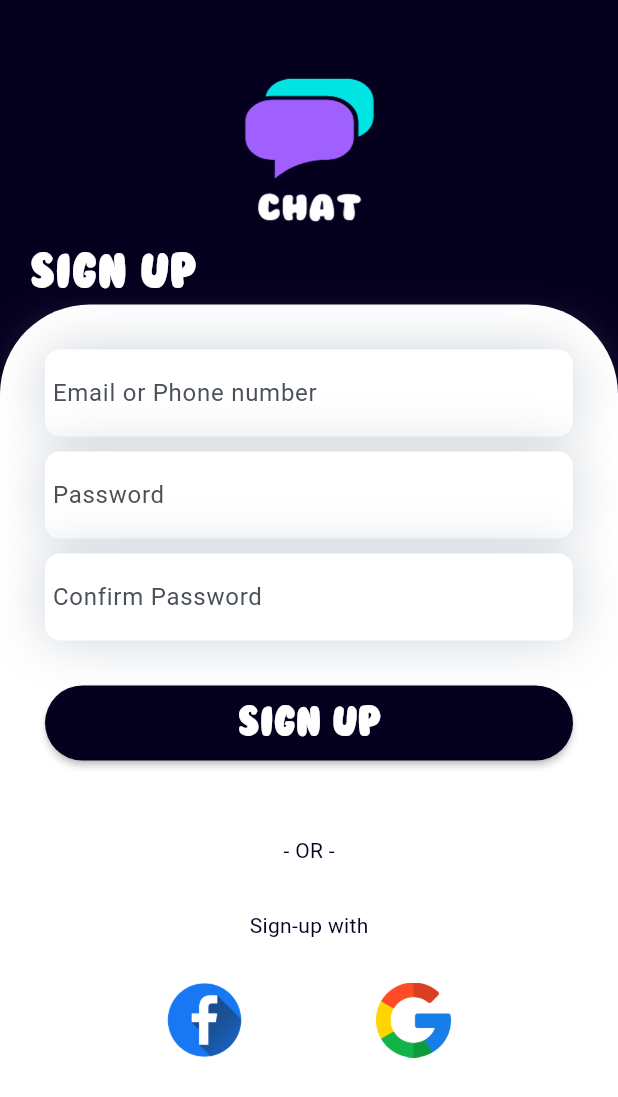
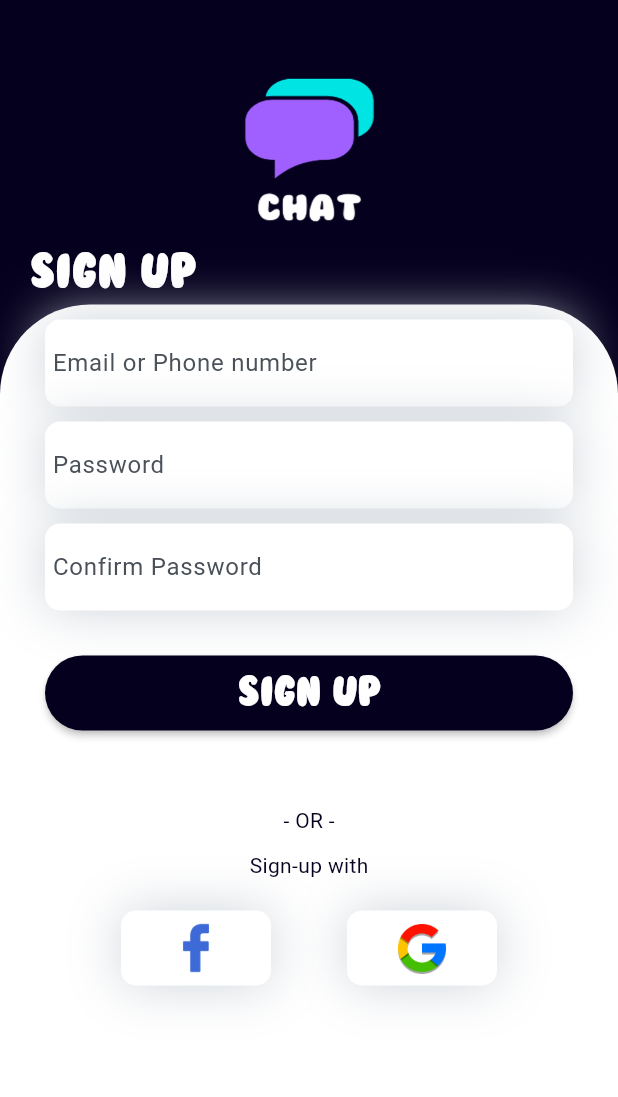
Before and after one commit to 7xEduard/Chat-App, a Flutter app: the screen it shows after launch, after a tap on "Sign up", on a phone screen of 412 x 824 dp. Shown: the top 1097 px of the screen. Run offline on Flutter 3.47's test engine with Material 3 defaults, Android fonts, the phone set to English and light mode, and no system bars; our stand-ins replace animate_do, firebase_core, get; accounts and stored records are empty.

Commit message:
UI Modify_3

```diff
--- /dev/null
+++ b/lib/components/accounts_widget.dart
@@ -0,0 +1,62 @@
+import 'package:animate_do/animate_do.dart';
+import 'package:flutter/material.dart';
+
+class AccountsWidget extends StatelessWidget {
+  const AccountsWidget({super.key});
+
+  @override
+  Widget build(BuildContext context) {
+    return FadeInUp(
+      duration: const Duration(milliseconds: 2300),
+      child: Row(
+        mainAxisAlignment: MainAxisAlignment.spaceEvenly,
+        children: [
+          Container(
+            width: 100,
+            padding: const EdgeInsets.only(
+              top: 5,
+              bottom: 5,
+            ),
+            decoration: BoxDecoration(
+              color: Colors.white,
+              borderRadius: BorderRadius.circular(10),
+              boxShadow: const [
+                BoxShadow(
+                  color: Color(0xFFced4da),
+                  blurRadius: 30,
+                ),
+              ],
+            ),
+            child: Image.asset(
+              'assets/images/facebook icon.png',
+              width: 40,
+              height: 40,
+            ),
+          ),
+          Container(
+            width: 100,
+            padding: const EdgeInsets.only(
+              top: 5,
+              bottom: 5,
+            ),
+            decoration: BoxDecoration(
+              color: Colors.white,
+              borderRadius: BorderRadius.circular(10),
+              boxShadow: const [
+                BoxShadow(
+                  color: Color(0xFFced4da),
+                  blurRadius: 30,
+                ),
+              ],
+            ),
+            child: Image.asset(
+              'assets/images/icons8-google-360.png',
+              width: 40,
+              height: 40,
+            ),
+          ),
+        ],
+      ),
+    );
+  }
+}
--- a/lib/constants.dart
+++ b/lib/constants.dart
@@ -1,3 +1,3 @@
-import 'dart:ui';
+import 'package:flutter/material.dart';
 
 const kPrimaryColor = Color(0xFF05001E);
--- a/lib/screens/login_screen.dart
+++ b/lib/screens/login_screen.dart
@@ -1,4 +1,5 @@
 import 'package:animate_do/animate_do.dart';
+import 'package:chat_app/components/accounts_widget.dart';
 import 'package:chat_app/components/custom_button.dart';
 import 'package:chat_app/components/custom_text_field.dart';
 import 'package:chat_app/constants.dart';
@@ -45,6 +46,8 @@ class LoginScreen extends StatelessWidget {
               ),
             ),
             Expanded(
+              child: FadeInUp(
+                duration: const Duration(milliseconds: 2000),
                 child: Container(
                   decoration: const BoxDecoration(
                     color: Colors.white,
@@ -54,7 +57,7 @@ class LoginScreen extends StatelessWidget {
                     ),
                   ),
                   child: Padding(
-                  padding: const EdgeInsets.all(15),
+                    padding:  const EdgeInsets.fromLTRB(30,10,30,0),
                     child: ListView(
                       children: [
                         FadeInUp(
@@ -77,7 +80,7 @@ class LoginScreen extends StatelessWidget {
                             padding: EdgeInsets.only(left: 5),
                             child: Text(
                               "Forgot Password?",
-                            style: TextStyle(color: kPrimaryColor),
+                              style: TextStyle(color: Color(0xFF1789fc)),
                             ),
                           ),
                         ),
@@ -101,30 +104,7 @@ class LoginScreen extends StatelessWidget {
                           ),
                         ),
                         const SizedBox(height: 20),
-                      FadeInUp(
-                        duration: const Duration(milliseconds: 2600),
-                        child: Row(
-                          mainAxisAlignment: MainAxisAlignment.spaceEvenly,
-                          children: [
-                            IconButton(
-                              onPressed: () {},
-                              icon: Image.asset(
-                                'assets/images/facebook.png',
-                                width: 50,
-                                height: 50,
-                              ),
-                            ),
-                            IconButton(
-                              onPressed: () {},
-                              icon: Image.asset(
-                                'assets/images/google.png',
-                                width: 50,
-                                height: 50,
-                              ),
-                            ),
-                          ],
-                        ),
-                      ),
+                        const AccountsWidget(),
                         const SizedBox(height: 50),
                         FadeInUp(
                           duration: const Duration(milliseconds: 2600),
@@ -155,6 +135,7 @@ class LoginScreen extends StatelessWidget {
                     ),
                   ),
                 ),
+              ),
             )
           ],
         ),
--- a/lib/screens/sign_up_screen.dart
+++ b/lib/screens/sign_up_screen.dart
@@ -1,4 +1,5 @@
 import 'package:animate_do/animate_do.dart';
+import 'package:chat_app/components/accounts_widget.dart';
 import 'package:chat_app/components/custom_button.dart';
 import 'package:chat_app/components/custom_text_field.dart';
 import 'package:chat_app/constants.dart';
@@ -45,6 +46,8 @@ class SignUpScreen extends StatelessWidget {
               ),
             ),
             Expanded(
+              child: FadeInUp(
+                duration: const Duration(milliseconds: 2000),
                 child: Container(
                   decoration: const BoxDecoration(
                     color: Colors.white,
@@ -54,7 +57,7 @@ class SignUpScreen extends StatelessWidget {
                     ),
                   ),
                   child: Padding(
-                  padding: const EdgeInsets.all(30),
+                    padding: const EdgeInsets.fromLTRB(30,10,30,0),
                     child: ListView(
                       children: [
                         FadeInUp(
@@ -96,7 +99,7 @@ class SignUpScreen extends StatelessWidget {
                             ),
                           ),
                         ),
-                      const SizedBox(height: 30),
+                        const SizedBox(height: 10),
                         FadeInUp(
                           duration: const Duration(milliseconds: 2300),
                           child: const Center(
@@ -109,32 +112,9 @@ class SignUpScreen extends StatelessWidget {
                           ),
                         ),
                         const SizedBox(height: 20),
-                       FadeInUp(
-                        duration: const Duration(milliseconds: 2600),
-                        child: Row(
-                          mainAxisAlignment: MainAxisAlignment.spaceEvenly,
-                          children: [
-                            IconButton(
-                              onPressed: () {},
-                              icon: Image.asset(
-                                'assets/images/facebook.png',
-                                width: 50,
-                                height: 50,
-                              ),
-                            ),
-                            IconButton(
-                              onPressed: () {},
-                              icon: Image.asset(
-                                'assets/images/google.png',
-                                width: 50,
-                                height: 50,
-                              ),
-                            ),
+                        const AccountsWidget(),
                       ],
                     ),
-                      ),
-
-                    ],
                   ),
                 ),
               ),
--- a/pubspec.yaml
+++ b/pubspec.yaml
@@ -101,9 +101,7 @@ flutter:
       fonts:
         - asset: assets/fonts/Bubblegum.ttf
   assets:
-    - assets/images/Red Beige Minimal Simple Modern Bold Typographic Podcast Studio Logo.png
     - assets/images/chat icon 2.png
     - assets/images/2.png
-    - assets/images/left-arrow.png
-    - assets/images/facebook.png
-    - assets/images/google.png
+    - assets/images/facebook icon.png
+    - assets/images/icons8-google-360.png
```
Also changed, not shown: assets/images/Red Beige Minimal Simple Modern Bold Typographic Podcast Studio Logo.png (deleted), assets/images/facebook icon.png (added), assets/images/facebook.png (deleted), assets/images/google.png (deleted), assets/images/icons8-google-360.png (added), assets/images/left-arrow.png (deleted). Lines whose indentation alone changed are shown as unchanged.
